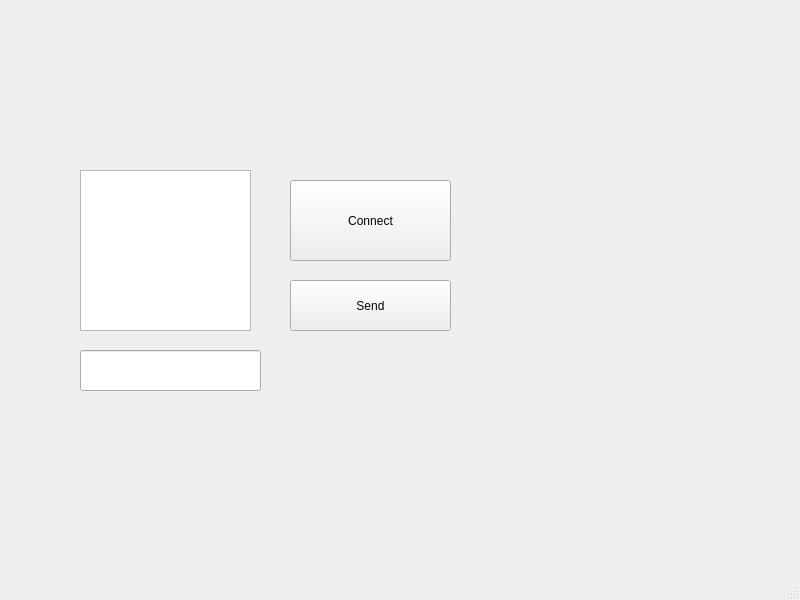
This is MixieClient/mainwindow.ui in UnionDixie/MixieChatEnvironment as Qt 5 draws it before an edit. The edited form follows.
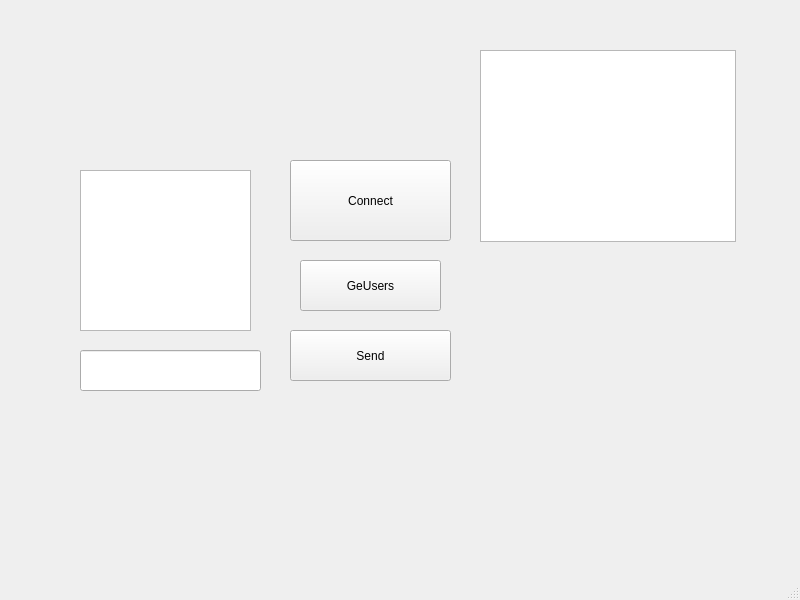
This is the edited form.

```diff
--- a/MixieClient/mainwindow.ui
+++ b/MixieClient/mainwindow.ui
@@ -18,7 +18,7 @@
     <property name="geometry">
      <rect>
       <x>290</x>
-      <y>180</y>
+      <y>160</y>
       <width>161</width>
       <height>81</height>
      </rect>
@@ -51,7 +51,7 @@
     <property name="geometry">
      <rect>
       <x>290</x>
-      <y>280</y>
+      <y>330</y>
       <width>161</width>
       <height>51</height>
      </rect>
@@ -60,6 +60,29 @@
      <string>Send</string>
     </property>
    </widget>
+   <widget class="QTableView" name="tableView">
+    <property name="geometry">
+     <rect>
+      <x>480</x>
+      <y>50</y>
+      <width>256</width>
+      <height>192</height>
+     </rect>
+    </property>
+   </widget>
+   <widget class="QPushButton" name="pushButton_3">
+    <property name="geometry">
+     <rect>
+      <x>300</x>
+      <y>260</y>
+      <width>141</width>
+      <height>51</height>
+     </rect>
+    </property>
+    <property name="text">
+     <string>GeUsers</string>
+    </property>
+   </widget>
   </widget>
   <widget class="QMenuBar" name="menubar">
    <property name="geometry">
```
